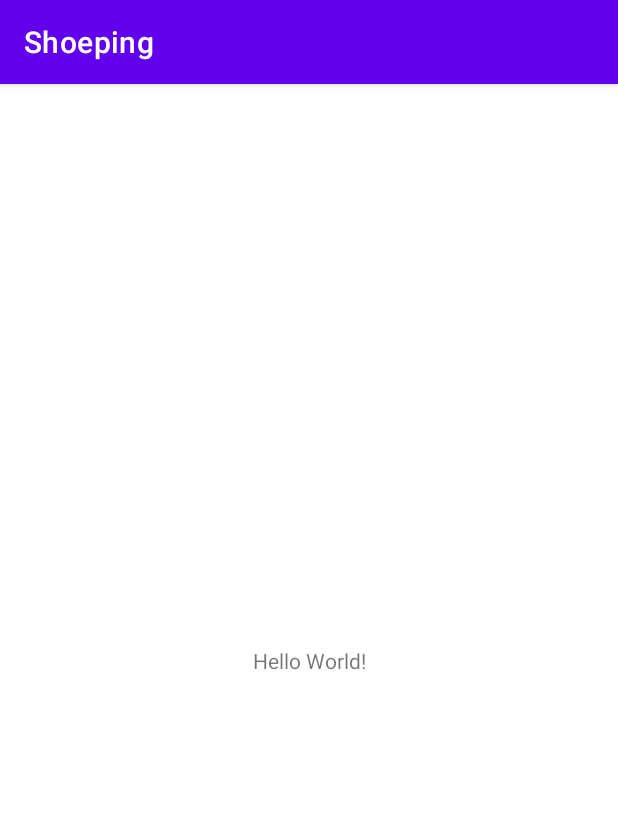
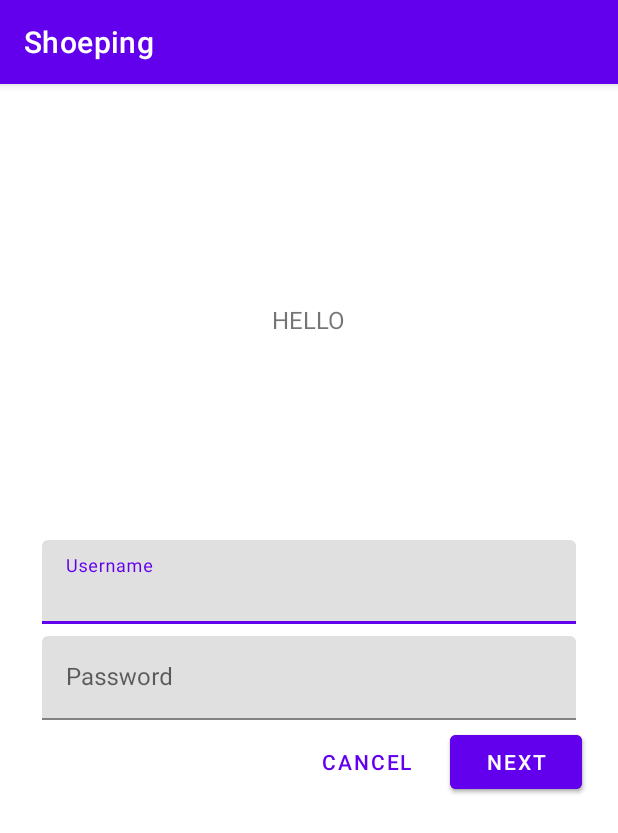
Before and after one commit to fenilgholani/Shoeping, an Android app: the screen it shows after launch (MainActivity before the commit, LoginActivity after it), on a phone screen of 412 x 824 dp. Shown: the top 833 px of the screen. Run offline under Robolectric (Android 15) with nearby library versions, the phone set to English and light mode, and no system bars.

Commit message:
Added login page

```diff
--- a/app/build.gradle
+++ b/app/build.gradle
@@ -38,7 +38,6 @@ dependencies {
     implementation "org.jetbrains.kotlin:kotlin-stdlib:$kotlin_version"
     implementation 'androidx.core:core-ktx:1.3.2'
     implementation 'androidx.appcompat:appcompat:1.2.0'
-    implementation 'com.google.android.material:material:1.3.0'
     implementation 'androidx.constraintlayout:constraintlayout:2.0.4'
     testImplementation 'junit:junit:4.+'
     androidTestImplementation 'androidx.test.ext:junit:1.1.2'
@@ -47,7 +46,9 @@ dependencies {
     implementation platform('com.google.firebase:firebase-bom:29.0.4')
     implementation 'com.google.firebase:firebase-analytics-ktx'
     //Firebase end
+
     // Material UI start
-    api 'com.google.android.material:material:1.0.0-alpha06'
-    //Material UI end
+    implementation 'com.google.android.material:material:1.3.0'
+    // Material UI end
+
 }
--- a/app/src/main/AndroidManifest.xml
+++ b/app/src/main/AndroidManifest.xml
@@ -18,6 +18,7 @@
                 <category android:name="android.intent.category.LAUNCHER" />
             </intent-filter>
         </activity>
+        <activity android:name=".LoginActivity"></activity>
         <activity android:name=".MainActivity"></activity>
     </application>
 
--- /dev/null
+++ b/app/src/main/java/com/example/shoeping/LoginActivity.kt
@@ -0,0 +1,13 @@
+package com.example.shoeping
+
+import androidx.appcompat.app.AppCompatActivity
+import android.os.Bundle
+
+class LoginActivity : AppCompatActivity() {
+    override fun onCreate(savedInstanceState: Bundle?) {
+        super.onCreate(savedInstanceState)
+        setContentView(R.layout.activity_login)
+
+
+    }
+}
--- a/app/src/main/java/com/example/shoeping/LoginFragment.kt
+++ /dev/null
@@ -1,17 +0,0 @@
-package com.example.shoeping
-
-import android.os.Bundle
-import android.view.LayoutInflater
-import android.view.View
-import android.view.ViewGroup
-import androidx.fragment.app.Fragment
-
-class LoginFragment : Fragment() {
-
-    override fun onCreateView(
-        inflater: LayoutInflater, container: ViewGroup?, savedInstanceState: Bundle?): View? {
-        // Inflate the layout for this fragment
-
-        return view
-    }
-}
--- a/app/src/main/java/com/example/shoeping/SplashActivity.kt
+++ b/app/src/main/java/com/example/shoeping/SplashActivity.kt
@@ -12,7 +12,7 @@ class SplashActivity:AppCompatActivity() {
         setContentView(R.layout.activity_splash)
 
         Handler().postDelayed({
-            val intent = Intent(this, MainActivity::class.java)
+            val intent = Intent(this, LoginActivity::class.java)
             startActivity(intent)
             finish()
         }, 3000)
--- a/app/src/main/res/layout/activity_login.xml
+++ b/app/src/main/res/layout/activity_login.xml
@@ -4,7 +4,7 @@
     xmlns:tools="http://schemas.android.com/tools"
     android:layout_width="match_parent"
     android:layout_height="match_parent"
-    android:background="@color/cardview_dark_background"
+    tools:context=".LoginActivity"
     >
 
     <LinearLayout
@@ -21,16 +21,77 @@
             android:layout_height="64dp"
             android:layout_gravity="center_horizontal"
             android:layout_marginTop="48dp"
-            android:layout_marginBottom="16dp"
-            app:srcCompat="@drawable/shr_logo" />
+            android:layout_marginBottom="10dp" />
 
         <TextView
             android:layout_width="wrap_content"
             android:layout_height="wrap_content"
             android:layout_gravity="center_horizontal"
             android:layout_marginBottom="132dp"
-            android:text="@string/shr_app_name"
+            android:text="Hello"
             android:textAllCaps="true"
             android:textSize="16sp" />
+
+        <com.google.android.material.textfield.TextInputLayout
+            android:layout_width="match_parent"
+            android:layout_height="wrap_content"
+            android:layout_margin="4dp"
+            android:hint="Username">
+
+            <com.google.android.material.textfield.TextInputEditText
+                android:layout_width="match_parent"
+                android:layout_height="wrap_content"/>
+
+
+        </com.google.android.material.textfield.TextInputLayout>
+
+        <com.google.android.material.textfield.TextInputLayout
+            android:layout_width="match_parent"
+            android:layout_height="wrap_content"
+            android:layout_margin="4dp"
+            android:hint="Password">
+
+            <com.google.android.material.textfield.TextInputEditText
+                android:layout_width="match_parent"
+                android:layout_height="wrap_content"
+                android:inputType="textPassword"/>
+
+
+        </com.google.android.material.textfield.TextInputLayout>
+
+        <RelativeLayout
+            android:layout_width="match_parent"
+            android:layout_height="wrap_content">
+
+            <com.google.android.material.button.MaterialButton
+                android:layout_width="wrap_content"
+                android:layout_height="wrap_content"
+                android:layout_alignParentEnd="true"
+                android:layout_alignParentRight="true"
+                android:text="Next"/>
+
+            <com.google.android.material.button.MaterialButton
+                android:id="@+id/next_button"
+                android:layout_width="wrap_content"
+                android:layout_height="wrap_content"
+                android:layout_alignParentEnd="true"
+                android:layout_alignParentRight="true"
+                android:text="Next"/>
+
+            <com.google.android.material.button.MaterialButton
+                android:id="@+id/cancel_button"
+                style="@style/Widget.MaterialComponents.Button.TextButton"
+                android:layout_width="wrap_content"
+                android:layout_height="wrap_content"
+                android:layout_marginEnd="12dp"
+                android:layout_marginRight="12dp"
+                android:layout_toStartOf="@+id/next_button"
+                android:layout_toLeftOf="@+id/next_button"
+                android:text="Cancel"/>
+
+        </RelativeLayout>
+
     </LinearLayout>
+
+
 </ScrollView>
--- /dev/null
+++ b/app/src/main/res/layout/product_grid_fragment.xml
@@ -0,0 +1,15 @@
+<?xml version="1.0" encoding="utf-8"?>
+<com.google.android.material.appbar.AppBarLayout xmlns:android="http://schemas.android.com/apk/res/android"
+    android:layout_width="match_parent"
+    android:layout_height="match_parent"
+    xmlns:app="http://schemas.android.com/apk/res-auto">
+
+    <androidx.appcompat.widget.Toolbar
+        android:id="@+id/app_bar"
+        style="@style/Widget.MaterialComponents.Toolbar"
+        android:layout_width="match_parent"
+        android:layout_height="?attr/actionBarSize"
+        app:title="@string/app_name" />
+
+
+</com.google.android.material.appbar.AppBarLayout>
```
